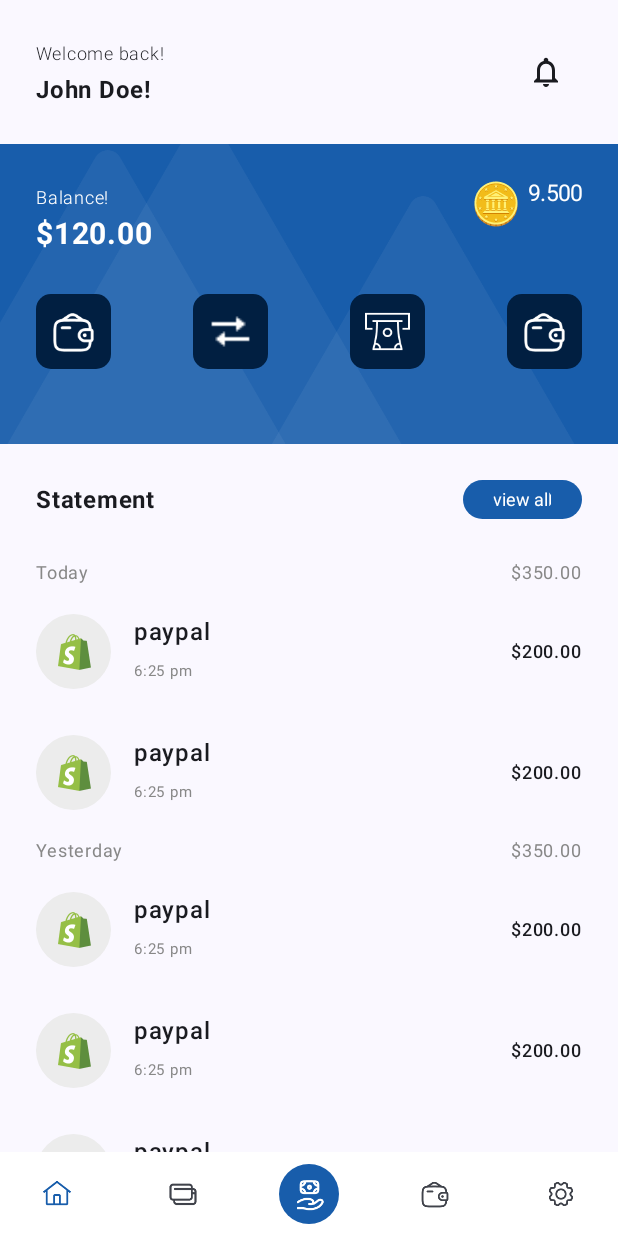
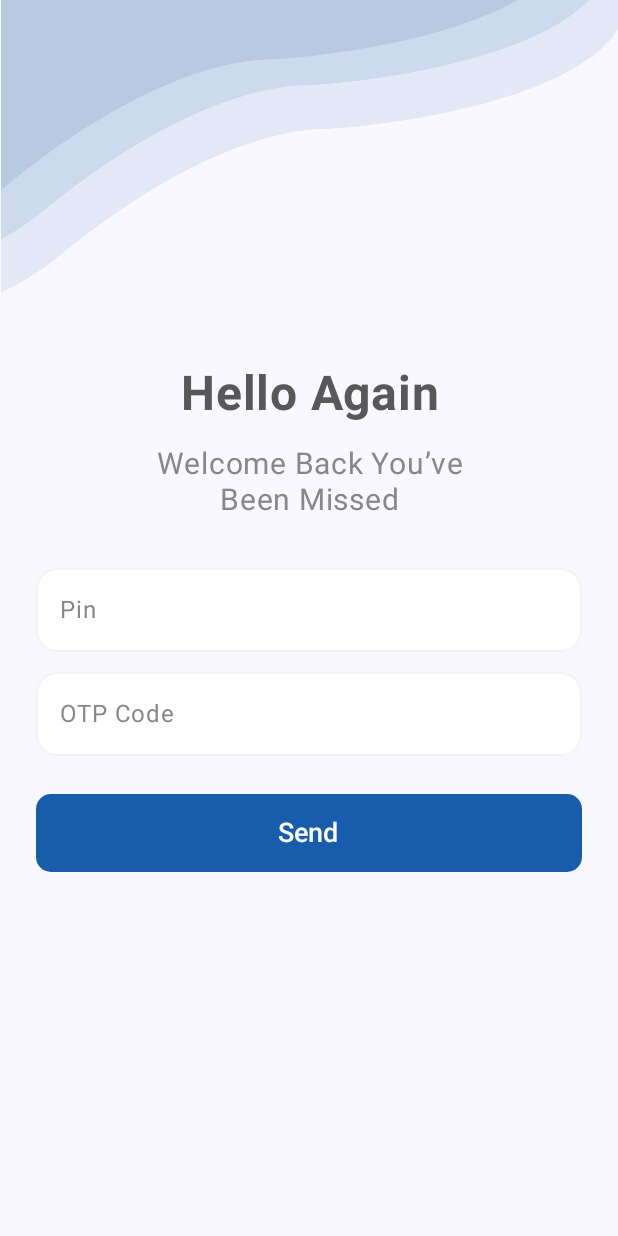
Before and after one commit to ikran-04/sal_bnk_app, an Android app built with Jetpack Compose: the screen it shows after launch (MainActivity), on a phone screen of 412 x 824 dp. Run offline under Robolectric (Android 15) with nearby library versions, the light colour scheme and no system bars.

Commit message:
adding the login screen

```diff
--- a/app/src/main/java/com/example/sal_bank_app/AnlyticScreen.kt
+++ b/app/src/main/java/com/example/sal_bank_app/AnlyticScreen.kt
@@ -106,8 +106,12 @@ fun AnlyticsScreen(){
                     .fillMaxWidth()
                     .horizontalScroll(scrollState),
             ) {
-                AnlyticalCard()
+//                AnlyticalCard()
 
+                Image(
+                    painter = painterResource(id = R.drawable.anlytic_card),
+                    contentDescription = null
+                )
                 Image(
                     painter = painterResource(id = R.drawable.anlytic_card),
                     contentDescription = null
--- a/app/src/main/java/com/example/sal_bank_app/Home.kt
+++ b/app/src/main/java/com/example/sal_bank_app/Home.kt
@@ -5,6 +5,7 @@ import androidx.activity.ComponentActivity
 import androidx.activity.compose.setContent
 import androidx.compose.foundation.Image
 import androidx.compose.foundation.background
+import androidx.compose.foundation.border
 import androidx.compose.foundation.clickable
 import androidx.compose.foundation.layout.Arrangement
 import androidx.compose.foundation.layout.Box
@@ -22,6 +23,7 @@ import androidx.compose.foundation.layout.statusBarsPadding
 import androidx.compose.foundation.layout.wrapContentSize
 import androidx.compose.foundation.rememberScrollState
 import androidx.compose.foundation.shape.RoundedCornerShape
+import androidx.compose.foundation.text.BasicTextField
 import androidx.compose.foundation.text.KeyboardOptions
 import androidx.compose.foundation.verticalScroll
 import androidx.compose.material.icons.Icons
@@ -40,6 +42,10 @@ import androidx.compose.material3.TextField
 import androidx.compose.material3.TextFieldDefaults
 
 import androidx.compose.runtime.Composable
+import androidx.compose.runtime.getValue
+import androidx.compose.runtime.mutableStateOf
+import androidx.compose.runtime.remember
+import androidx.compose.runtime.setValue
 import androidx.compose.ui.Alignment
 import androidx.compose.ui.Modifier
 import androidx.compose.ui.draw.clip
--- a/app/src/main/java/com/example/sal_bank_app/LoginScreen.kt
+++ b/app/src/main/java/com/example/sal_bank_app/LoginScreen.kt
@@ -1 +1,155 @@
 package com.example.sal_bank_app
+
+import androidx.compose.foundation.Image
+import androidx.compose.foundation.background
+import androidx.compose.foundation.border
+import androidx.compose.foundation.layout.Arrangement
+import androidx.compose.foundation.layout.Box
+import androidx.compose.foundation.layout.Column
+import androidx.compose.foundation.layout.fillMaxHeight
+import androidx.compose.foundation.layout.fillMaxWidth
+import androidx.compose.foundation.layout.height
+import androidx.compose.foundation.layout.padding
+import androidx.compose.foundation.shape.RoundedCornerShape
+import androidx.compose.foundation.text.BasicTextField
+import androidx.compose.material.icons.Icons
+import androidx.compose.material3.Button
+import androidx.compose.material3.ButtonDefaults
+import androidx.compose.material3.ExperimentalMaterial3Api
+import androidx.compose.material3.OutlinedTextField
+import androidx.compose.material3.Text
+import androidx.compose.material3.TextField
+import androidx.compose.material3.TextFieldDefaults
+import androidx.compose.runtime.Composable
+import androidx.compose.runtime.getValue
+import androidx.compose.runtime.mutableStateOf
+import androidx.compose.runtime.remember
+import androidx.compose.runtime.setValue
+import androidx.compose.ui.Alignment
+import androidx.compose.ui.Modifier
+import androidx.compose.ui.graphics.Color
+import androidx.compose.ui.res.painterResource
+import androidx.compose.ui.text.font.FontWeight
+import androidx.compose.ui.text.input.PasswordVisualTransformation
+import androidx.compose.ui.text.style.TextAlign
+import androidx.compose.ui.unit.dp
+import androidx.compose.ui.unit.sp
+import androidx.navigation.NavController
+
+@Composable
+fun LoginScreen(navController: NavController){
+    Box {
+        Image(painter = painterResource(id = R.drawable.login_img), contentDescription = null)
+        Column(modifier = Modifier
+            .fillMaxWidth()
+            .fillMaxHeight(),
+            ){
+            Column (
+                modifier = Modifier
+                    .fillMaxWidth()
+                    .fillMaxHeight()
+                    .padding(24.dp),
+                verticalArrangement = Arrangement.spacedBy(25.dp, alignment = Alignment.CenterVertically),
+                horizontalAlignment = Alignment.CenterHorizontally
+            ) {
+
+
+                Column (
+
+                    verticalArrangement = Arrangement.spacedBy(15.dp, alignment = Alignment.CenterVertically),
+                ) {
+                    Text(text = "Hello Again",
+                        modifier = Modifier.fillMaxWidth(), fontSize = 32.sp, fontWeight = FontWeight.Bold, textAlign = TextAlign.Center , color = Color(0xFF585858))
+                    Text(text = "Welcome Back You’ve\n" +
+                            "Been Missed", Modifier.fillMaxWidth(),fontSize = 20.sp, color = Color.Gray, textAlign = TextAlign.Center
+                    )
+                }
+                Column ( modifier = Modifier
+                    .fillMaxWidth(),
+                      ) {
+                    UserNameAndPassword()
+
+                }
+                Button(
+
+                    onClick = {
+
+                        navController.navigate("main_screen")
+                    },
+                    colors = ButtonDefaults.buttonColors(
+                        containerColor = Color(0xFF185DAB), // dark blue
+                        contentColor = Color.White // white
+                    ),
+                    shape = RoundedCornerShape(10.dp),
+                    modifier = Modifier
+                        .fillMaxWidth()
+                        .height(52.dp)
+                ) {
+
+                    Text("Send", fontSize = 18.sp)
+                }
+            }
+
+        }
+
+//        Image(painter = painterResource(id = R.drawable.login_img2), contentDescription = null)
+
+    }
+
+}
+
+
+
+@OptIn(ExperimentalMaterial3Api::class)
+@Composable
+fun PasswordTextField(
+    value: String,
+    onValueChange: (String) -> Unit,
+    label: String
+) {
+    OutlinedTextField(
+        modifier = Modifier.fillMaxWidth(),
+        value = value,
+        onValueChange = onValueChange,
+        label = { Text(label) },
+        singleLine = true,
+        shape = RoundedCornerShape(14.dp),
+        visualTransformation = PasswordVisualTransformation(),
+        colors =
+        TextFieldDefaults.outlinedTextFieldColors(
+            containerColor = Color.White,
+            focusedBorderColor =Color(0xFFF3F3F3),
+            unfocusedBorderColor =Color(0xFFF3F3F3),
+            unfocusedLabelColor = Color.Gray,
+
+            textColor = Color.Gray
+        ),
+    )
+}
+
+@OptIn(ExperimentalMaterial3Api::class)
+@Composable
+fun UserNameAndPassword() {
+    var userName by remember { mutableStateOf("") }
+    var password by remember { mutableStateOf("") }
+    Column (
+        modifier = Modifier
+            .fillMaxWidth(),
+        verticalArrangement = Arrangement.spacedBy(5.dp, alignment = Alignment.CenterVertically),
+    ){
+        OutlinedTextField(
+            modifier = Modifier.fillMaxWidth(),
+            value = userName,
+            onValueChange = { userName = it },
+            label = { Text("Pin") },
+            singleLine = true,
+            shape = RoundedCornerShape(14.dp),
+            colors = TextFieldDefaults.outlinedTextFieldColors(containerColor = Color.White, focusedBorderColor =Color(0xFFF3F3F3) ,unfocusedLabelColor = Color.Gray, unfocusedBorderColor =Color(0xFFF3F3F3), textColor = Color.Gray ),
+        )
+        PasswordTextField(
+            value = password,
+            onValueChange = { password = it },
+            label = "OTP Code"
+        )
+    }
+}
--- a/app/src/main/java/com/example/sal_bank_app/MainActivity.kt
+++ b/app/src/main/java/com/example/sal_bank_app/MainActivity.kt
@@ -92,7 +92,9 @@ fun Navigation(){
         composable("splash_screen"){
             SplashScreen(navController=navController)
         }
-
+        composable("login"){
+            LoginScreen(navController=navController)
+        }
         composable("main_screen"){
            MainScreen()
         }
@@ -243,7 +245,7 @@ fun SplashScreen(navController: NavController){
         )
         )
         delay(100L)
-        navController.navigate("main_screen")
+        navController.navigate("login")
     }
     Box(
         contentAlignment = Alignment.Center,
```
Also changed, not shown: app/src/main/res/drawable-nodpi/login_img.png (added), app/src/main/res/drawable-nodpi/login_img2.png (added).
